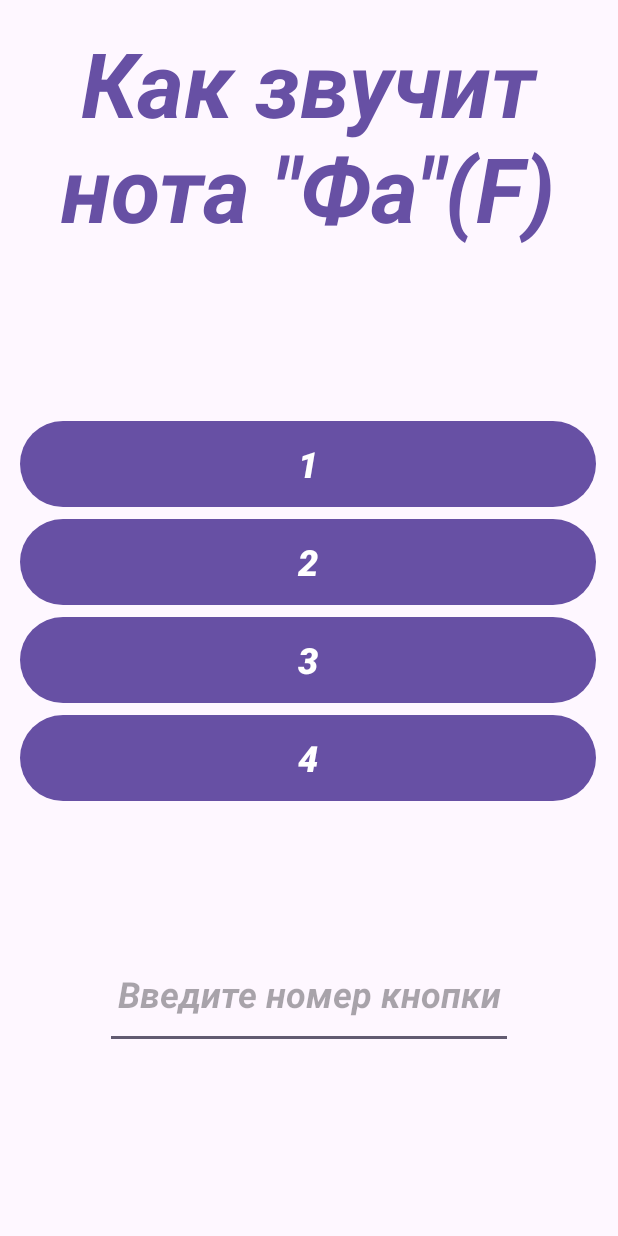
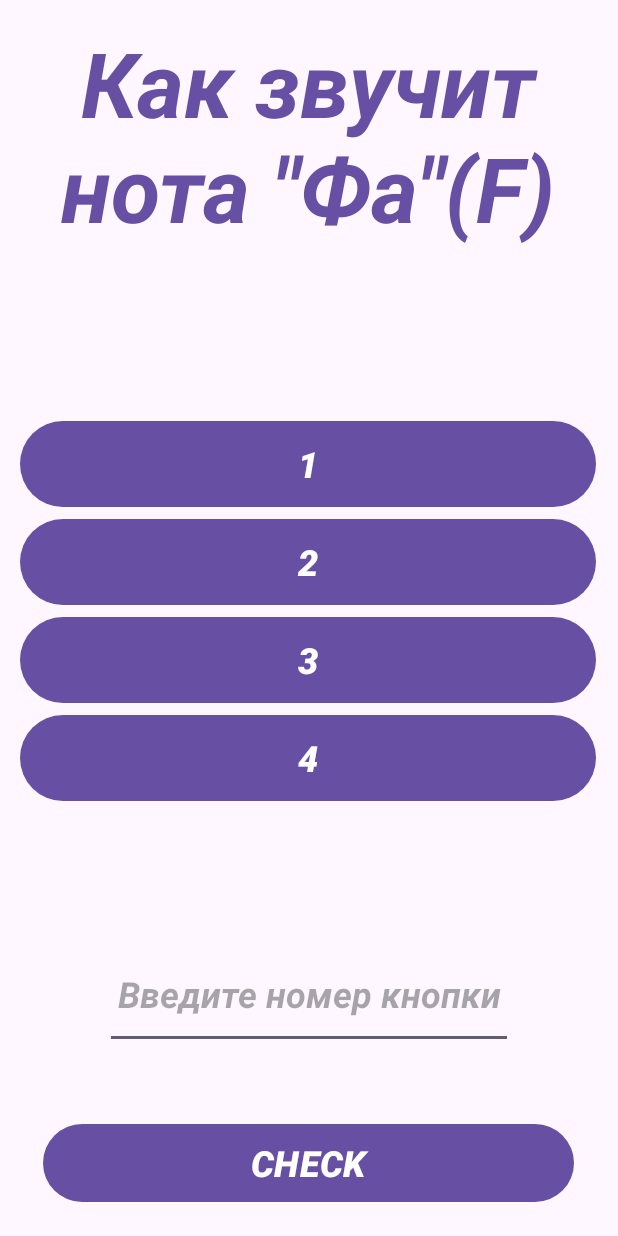
Before and after one commit to ASIrisspb/hw_1_git, an Android app: the Activity5Danimir screen opened directly, with no data from a screen before it, on a phone screen of 412 x 824 dp. Run offline under Robolectric (Android 15) with nearby library versions, the light colour scheme and no system bars; 2 statements that could not run were skipped.

Commit message:
ActivityDanimir, add button Check

```diff
--- a/app/src/main/res/layout/activity_activity5_danimir.xml
+++ b/app/src/main/res/layout/activity_activity5_danimir.xml
@@ -88,4 +88,20 @@
         app:layout_constraintStart_toStartOf="parent"
         app:layout_constraintTop_toTopOf="parent"
         app:layout_constraintVertical_bias="0.834" />
+
+    <Button
+        android:id="@+id/button_check"
+        android:layout_width="354dp"
+        android:layout_height="60dp"
+        android:onClick="check"
+        android:text="CHECK"
+        android:textAlignment="center"
+        android:textSize="24sp"
+        android:textStyle="bold|italic"
+        app:layout_constraintBottom_toBottomOf="parent"
+        app:layout_constraintEnd_toEndOf="parent"
+        app:layout_constraintHorizontal_bias="0.491"
+        app:layout_constraintStart_toStartOf="parent"
+        app:layout_constraintTop_toTopOf="parent"
+        app:layout_constraintVertical_bias="0.976" />
 </androidx.constraintlayout.widget.ConstraintLayout>
```
